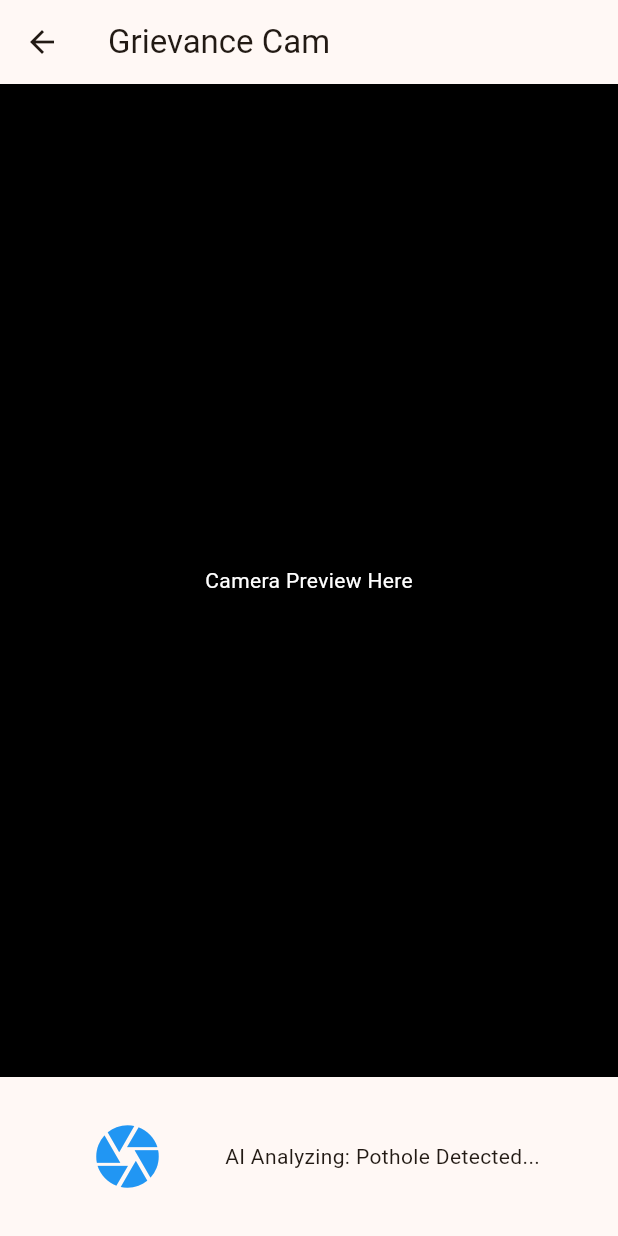
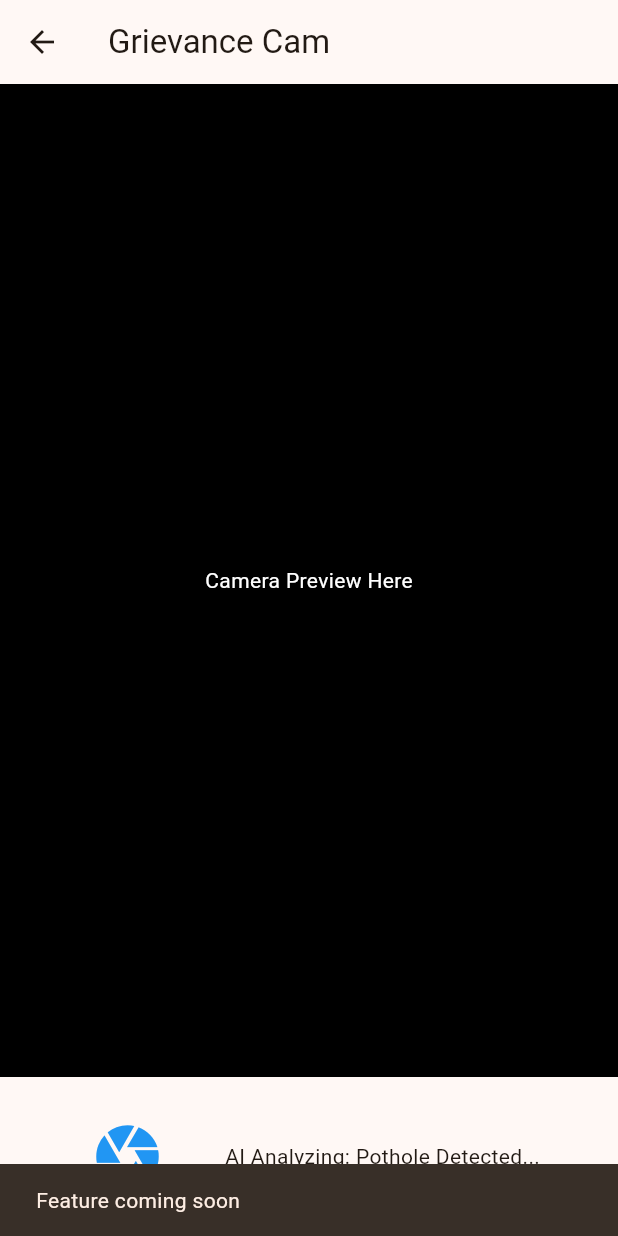
Before and after one commit to shadowcleets-new/CivicOS, a Flutter app: the GrievanceScreen screen opened directly, after a tap on the "camera" icon, on a phone screen of 412 x 824 dp. Run offline on Flutter 3.47's test engine with Material 3 defaults, Android fonts, the phone set to English and light mode, and no system bars.

Commit message:
🎨 Palette: Improve Grievance Screen UX & Accessibility
Added a SnackBar to provide immediate visual feedback for the stubbed camera button ("Feature coming soon").
Wrapped the asynchronous AI status text in a `Semantics` widget with `liveRegion: true` so screen readers will announce dynamic text updates.
Added standard Flutter ignore rules to `.gitignore`.

```diff
--- a/frontend/lib/screens/grievance_screen.dart
+++ b/frontend/lib/screens/grievance_screen.dart
@@ -1,5 +1,4 @@
 import 'package:flutter/material.dart';
-// import 'package:camera/camera.dart';
 
 class GrievanceScreen extends StatelessWidget {
   const GrievanceScreen({super.key});
@@ -24,11 +23,18 @@ class GrievanceScreen extends StatelessWidget {
               mainAxisAlignment: MainAxisAlignment.spaceEvenly,
               children: [
                 IconButton(
-                  onPressed: () {},
+                  onPressed: () {
+                    ScaffoldMessenger.of(context).showSnackBar(
+                      const SnackBar(content: Text("Feature coming soon")),
+                    );
+                  },
                   tooltip: 'Capture grievance photo',
                   icon: const Icon(Icons.camera, size: 50, color: Colors.blue)
                 ),
-                const Text("AI Analyzing: Pothole Detected..."),
+                Semantics(
+                  liveRegion: true,
+                  child: const Text("AI Analyzing: Pothole Detected..."),
+                ),
               ],
             ),
           ),
```
Also changed, not shown: 2 other files.
